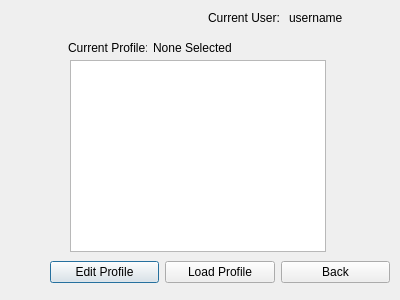
Above: Project/DESM/loadProfile.ui from Dragomegak/DESM-Personal before the change. Below: the same form after it.
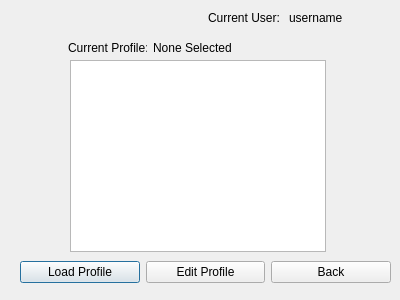
That is the form after the change.

Diff of the .ui file:
```diff
--- a/Project/DESM/loadProfile.ui
+++ b/Project/DESM/loadProfile.ui
@@ -68,24 +68,24 @@
   <widget class="QWidget" name="layoutWidget">
    <property name="geometry">
     <rect>
-     <x>50</x>
+     <x>20</x>
      <y>260</y>
-     <width>340</width>
+     <width>371</width>
      <height>25</height>
     </rect>
    </property>
    <layout class="QHBoxLayout" name="horizontalLayout_3">
     <item>
-     <widget class="QPushButton" name="editProfileButton">
+     <widget class="QPushButton" name="loadProfile">
       <property name="text">
-       <string>Edit Profile</string>
+       <string>Load Profile</string>
       </property>
      </widget>
     </item>
     <item>
-     <widget class="QPushButton" name="loadProfile">
+     <widget class="QPushButton" name="editProfileButton">
       <property name="text">
-       <string>Load Profile</string>
+       <string>Edit Profile</string>
       </property>
      </widget>
     </item>
```
